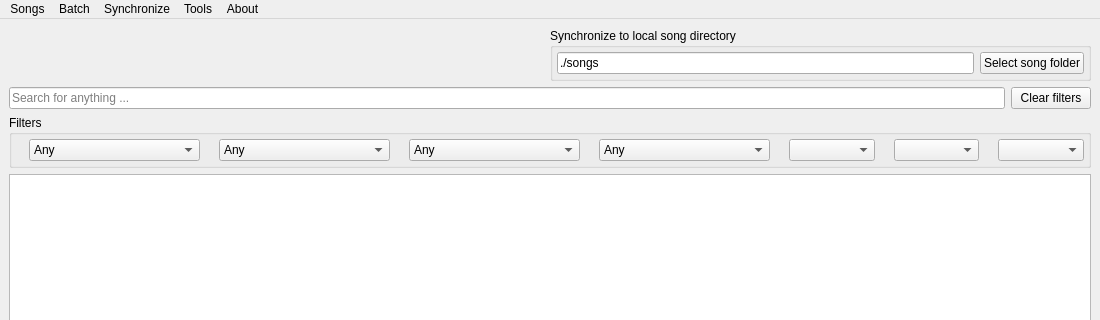
bohning/usdb_syncer, file src/usdb_syncer/gui/forms/MainWindow.ui: the form before one commit; both pictures show x 0 to 1100 and y 0 to 320 of the 1100 by 658 pixel window.
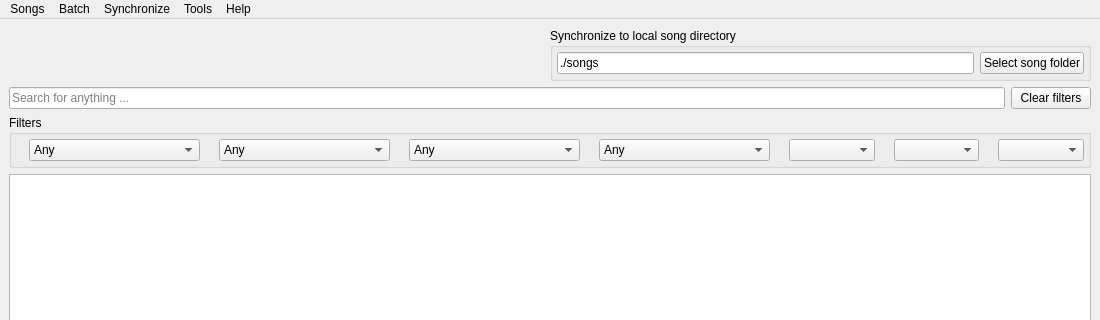
The form after the commit. Icons and pictures are not drawn.

Commit message: Add about dialog

The edit to the form file:
```diff
--- a/src/usdb_syncer/gui/forms/MainWindow.ui
+++ b/src/usdb_syncer/gui/forms/MainWindow.ui
@@ -671,7 +671,7 @@
    </widget>
    <widget class="QMenu" name="menu_about">
     <property name="title">
-     <string>About</string>
+     <string>Help</string>
     </property>
     <addaction name="action_show_log"/>
    </widget>
```
Left out of the diff: 26 changed lines with no effect on the pictures. The commit also changes 3 other files.
